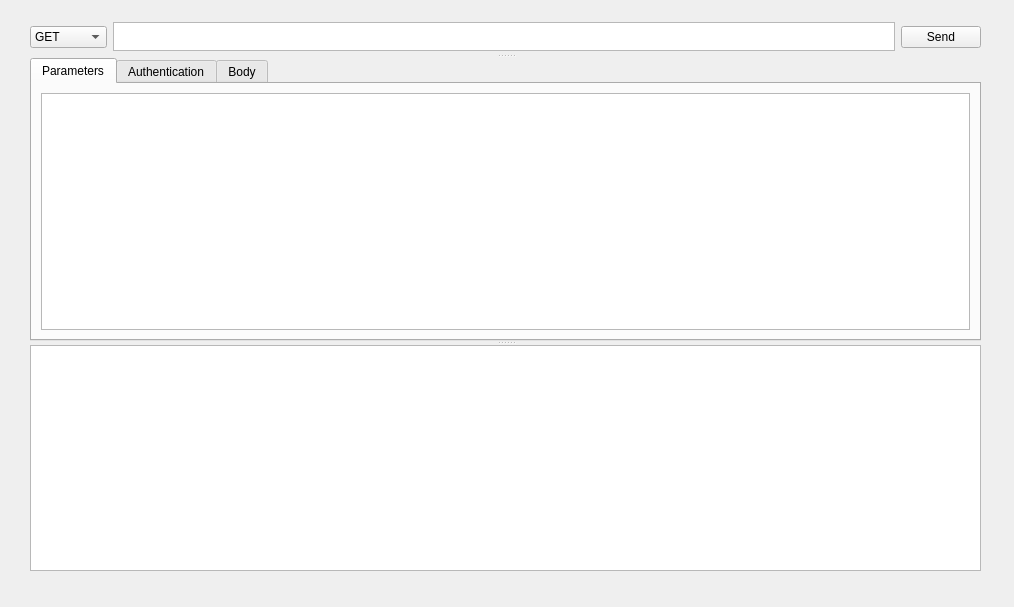
The window that gui/api_tool.ui (LotusAndCompany/devtools) describes before a commit, drawn with Qt 5.
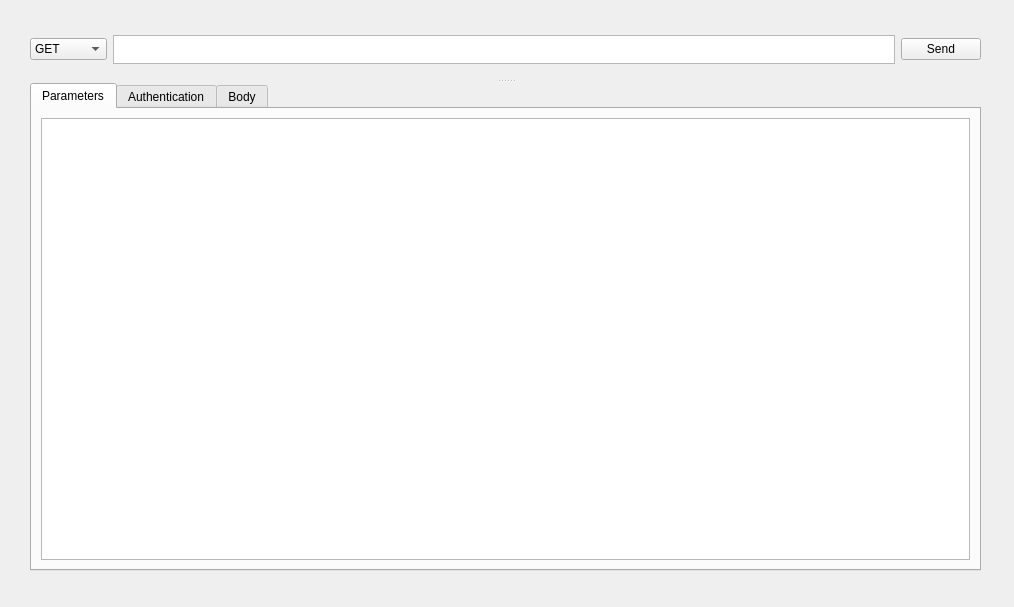
The same window after the commit.

Commit message: レイアウトの調整

Diff of the .ui file:
```diff
--- a/gui/api_tool.ui
+++ b/gui/api_tool.ui
@@ -140,7 +140,6 @@
         </item>
        </layout>
       </widget>
-      <widget class="QListView" name="listView"/>
      </widget>
     </item>
    </layout>
```
The commit also changes 1 other file.
